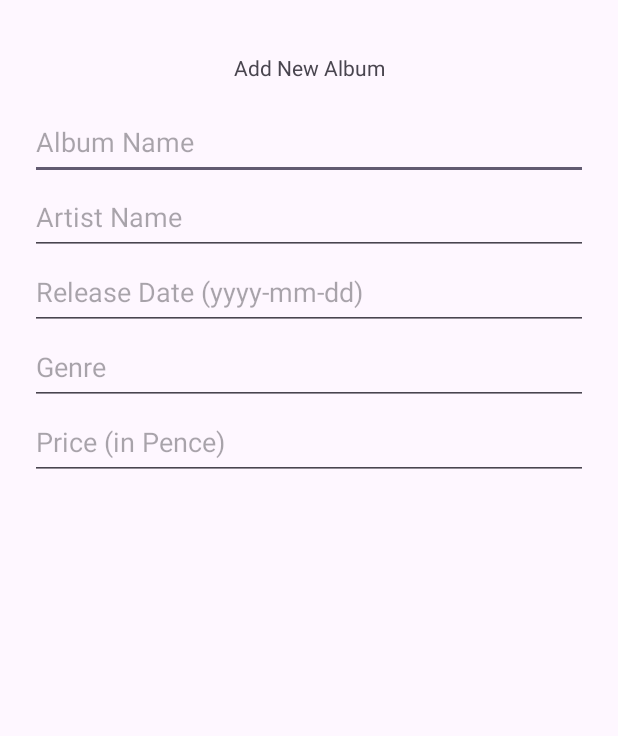
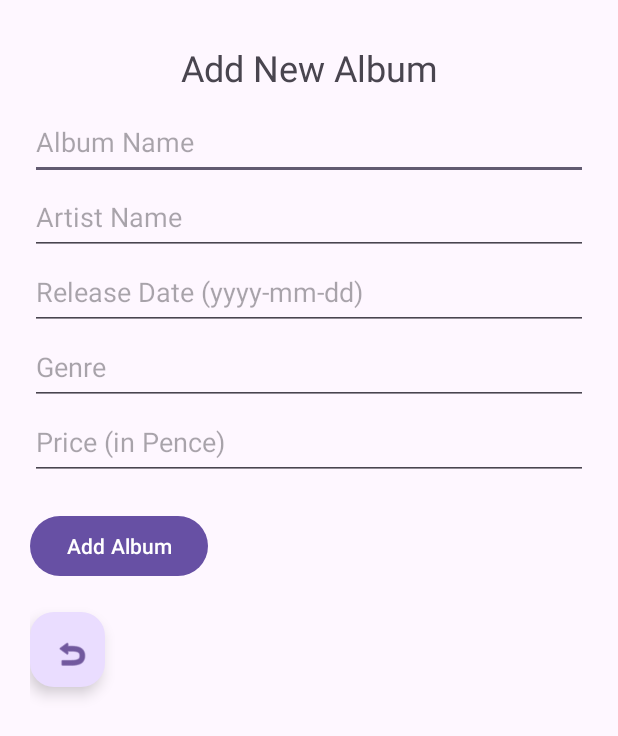
Before and after one commit to yanader/recordstoreapp, an Android app: the AddAlbumActivity screen opened directly, with no data from a screen before it, on a phone screen of 412 x 824 dp. Shown: the top 736 px of the screen. Run offline under Robolectric (Android 15) with nearby library versions, the phone set to English and light mode, and no system bars; our stand-ins replace data binding.

Commit message:
task8 - buttons added

```diff
--- a/src/main/res/layout/activity_add_album.xml
+++ b/src/main/res/layout/activity_add_album.xml
@@ -19,6 +19,7 @@
             android:layout_width="match_parent"
             android:layout_height="50dp"
             android:text="Add New Album"
+            android:textSize="24dp"
             android:textAlignment="center"
             android:gravity="center"
             app:layout_constraintTop_toTopOf="parent"/>
@@ -58,8 +59,23 @@
         android:text="@={albumData.priceInPence}"
         android:hint="Price (in Pence)"
         app:layout_constraintTop_toBottomOf="@id/genre"/>
+    <Button
+            android:id="@+id/addButton"
+            android:text="Add Album"
+            android:layout_width="wrap_content"
+            android:layout_height="wrap_content"
+            android:layout_margin="20dp"
+            app:layout_constraintTop_toBottomOf="@id/priceInPence"/>
+    <com.google.android.material.floatingactionbutton.FloatingActionButton
+            android:id="@+id/backButton"
+            android:layout_width="50dp"
+            android:layout_height="50dp"
+            android:layout_marginTop="20dp"
+            android:src="@android:drawable/ic_menu_revert"
+            app:layout_constraintTop_toBottomOf="@id/addButton"
+            app:layout_constraintStart_toStartOf="parent"/>
 
-<!--    spinners for release date, genre and number entry for price-->
+    <!--    spinners for release date, genre and number entry for price-->
 
 <!--    <Spinner-->
 <!--            android:id="@+id/spinner1"-->
```
